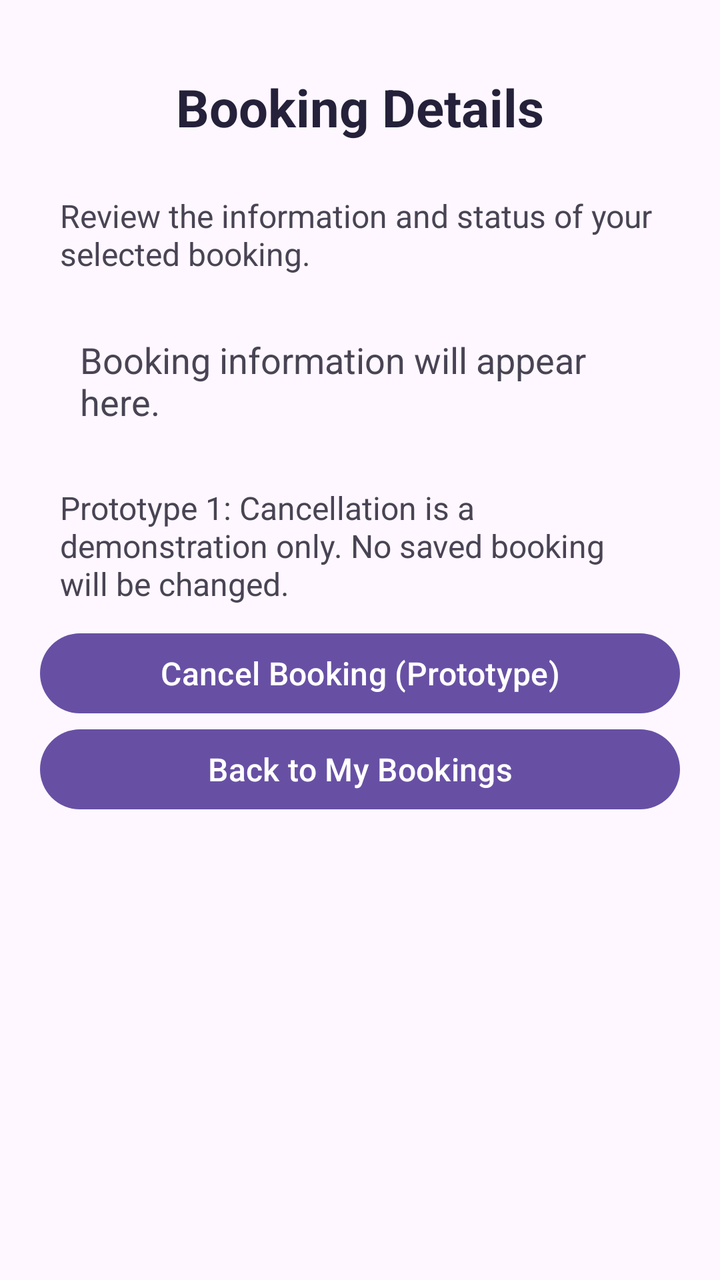
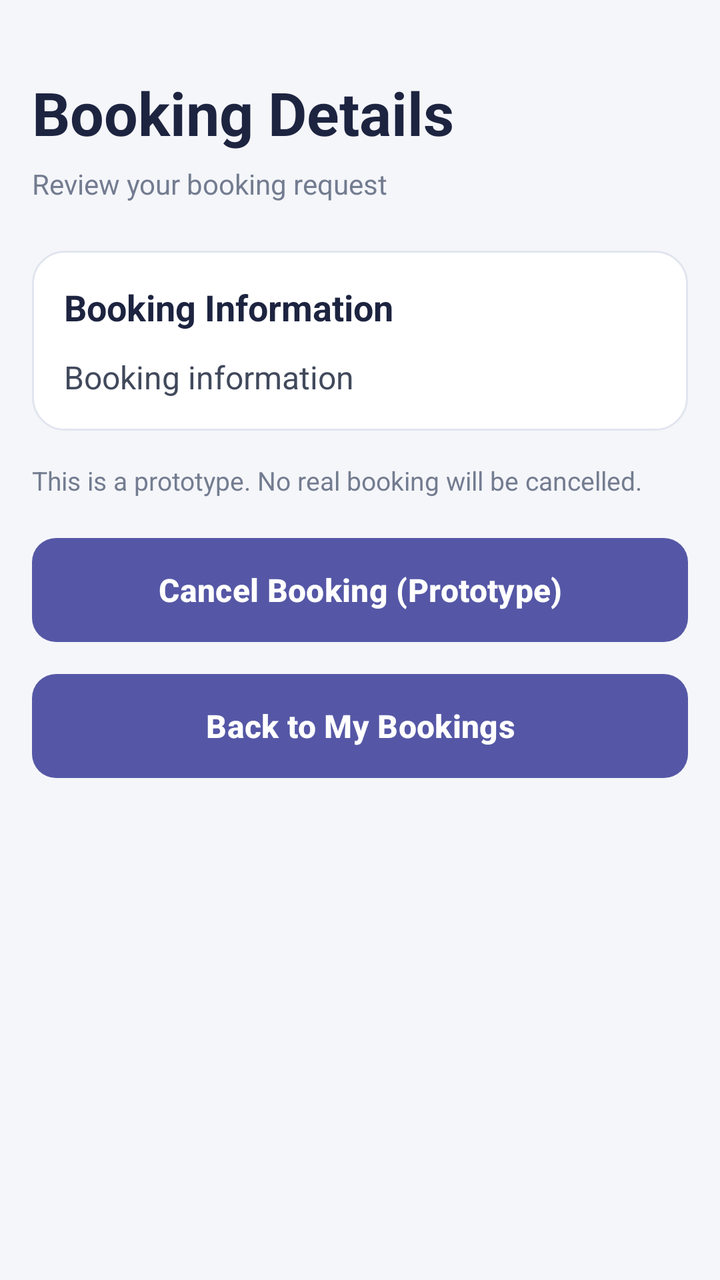

Screens rendered from an Android XML layout before and after an edit, with the pre-edit source and the edit as a unified diff.
<!-- AndroidManifest.xml: application theme Theme.CommunitySpaceBooking -->
<!-- res/layout/activity_booking_details.xml -->
<?xml version="1.0" encoding="utf-8"?>
<ScrollView
    xmlns:android="http://schemas.android.com/apk/res/android"
    android:layout_width="match_parent"
    android:layout_height="match_parent"
    android:fillViewport="true">

    <LinearLayout
        android:layout_width="match_parent"
        android:layout_height="wrap_content"
        android:orientation="vertical"
        android:padding="20dp">

        <TextView
            style="@style/AppScreenTitle"
            android:layout_width="match_parent"
            android:layout_height="wrap_content"
            android:text="Booking Details" />

        <TextView
            style="@style/AppBodyText"
            android:layout_width="match_parent"
            android:layout_height="wrap_content"
            android:text="Review the information and status of your selected booking." />

        <TextView
            android:id="@+id/txtBookingInformation"
            style="@style/AppBodyText"
            android:layout_width="match_parent"
            android:layout_height="wrap_content"
            android:padding="20dp"
            android:text="Booking information will appear here."
            android:textSize="18sp" />

        <TextView
            style="@style/AppBodyText"
            android:layout_width="match_parent"
            android:layout_height="wrap_content"
            android:text="Prototype 1: Cancellation is a demonstration only. No saved booking will be changed." />

        <Button
            android:id="@+id/btnCancelSelectedBooking"
            style="@style/AppPrimaryButton"
            android:layout_width="match_parent"
            android:layout_height="wrap_content"
            android:text="Cancel Booking (Prototype)" />

        <Button
            android:id="@+id/btnBackToBookings"
            style="@style/AppPrimaryButton"
            android:layout_width="match_parent"
            android:layout_height="wrap_content"
            android:text="Back to My Bookings" />

    </LinearLayout>
</ScrollView>
<!-- resources referenced by this layout -->
<resources>
  <style name="AppBodyText">
          <item name="android:textSize">16sp</item>
          <item name="android:textColor">#494454</item>
          <item name="android:padding">10dp</item>
      </style>
  <style name="AppPrimaryButton">
          <item name="android:textAllCaps">false</item>
          <item name="android:textSize">16sp</item>
          <item name="android:minHeight">48dp</item>
      </style>
  <style name="AppScreenTitle">
          <item name="android:textSize">26sp</item>
          <item name="android:textStyle">bold</item>
          <item name="android:textColor">#25213A</item>
          <item name="android:gravity">center</item>
          <item name="android:padding">16dp</item>
      </style>
  <style name="Theme.CommunitySpaceBooking" parent="Base.Theme.CommunitySpaceBooking" />
  <style name="Base.Theme.CommunitySpaceBooking" parent="Theme.Material3.DayNight.NoActionBar">
          
          
      </style>
</resources>

<!-- the commit's change to res/layout/activity_booking_details.xml (unified diff, before → after) -->
@@ -3,40 +3,68 @@
     xmlns:android="http://schemas.android.com/apk/res/android"
     android:layout_width="match_parent"
     android:layout_height="match_parent"
+    android:background="@color/app_background"
     android:fillViewport="true">
 
     <LinearLayout
         android:layout_width="match_parent"
         android:layout_height="wrap_content"
         android:orientation="vertical"
-        android:padding="20dp">
+        android:padding="16dp">
 
         <TextView
-            style="@style/AppScreenTitle"
             android:layout_width="match_parent"
             android:layout_height="wrap_content"
-            android:text="Booking Details" />
+            android:layout_marginTop="20dp"
+            android:text="Booking Details"
+            android:textColor="@color/app_heading"
+            android:textSize="30sp"
+            android:textStyle="bold" />
 
         <TextView
-            style="@style/AppBodyText"
             android:layout_width="match_parent"
             android:layout_height="wrap_content"
-            android:text="Review the information and status of your selected booking." />
+            android:layout_marginTop="6dp"
+            android:layout_marginBottom="24dp"
+            android:text="Review your booking request"
+            android:textColor="@color/app_muted"
+            android:textSize="14sp" />
+
+        <LinearLayout
+            android:layout_width="match_parent"
+            android:layout_height="wrap_content"
+            android:background="@drawable/bg_facility_card"
+            android:orientation="vertical"
+            android:padding="16dp">
+
+            <TextView
+                android:layout_width="match_parent"
+                android:layout_height="wrap_content"
+                android:text="Booking Information"
+                android:textColor="@color/app_heading"
+                android:textSize="18sp"
+                android:textStyle="bold" />
+
+            <TextView
+                android:id="@+id/txtBookingInformation"
+                android:layout_width="match_parent"
+                android:layout_height="wrap_content"
+                android:layout_marginTop="12dp"
+                android:text="Booking information"
+                android:textColor="@color/app_text"
+                android:textSize="16sp"
+                android:lineSpacingExtra="4dp" />
+
+        </LinearLayout>
 
         <TextView
-            android:id="@+id/txtBookingInformation"
-            style="@style/AppBodyText"
             android:layout_width="match_parent"
             android:layout_height="wrap_content"
-            android:padding="20dp"
-            android:text="Booking information will appear here."
-            android:textSize="18sp" />
-
-        <TextView
-            style="@style/AppBodyText"
-            android:layout_width="match_parent"
-            android:layout_height="wrap_content"
-            android:text="Prototype 1: Cancellation is a demonstration only. No saved booking will be changed." />
+            android:layout_marginTop="16dp"
+            android:layout_marginBottom="12dp"
+            android:text="This is a prototype. No real booking will be cancelled."
+            android:textColor="@color/app_muted"
+            android:textSize="13sp" />
 
         <Button
             android:id="@+id/btnCancelSelectedBooking"
<!-- resource entries referenced after the edit -->
@@ -1,26 +1,42 @@
 <!-- resources referenced by this layout -->
 <resources>
-  <style name="AppBodyText">
-          <item name="android:textSize">16sp</item>
-          <item name="android:textColor">#494454</item>
-          <item name="android:padding">10dp</item>
-      </style>
+  <color name="app_background">#F5F6FA</color>
+  <color name="app_heading">#1D2440</color>
+  <color name="app_muted">#737C90</color>
+  <color name="app_text">#41495C</color>
+  <!-- drawable bg_facility_card (drawable) -->
+  <?xml version="1.0" encoding="utf-8"?>
+  <shape xmlns:android="http://schemas.android.com/apk/res/android" android:shape="rectangle"><solid android:color="@color/app_surface"/><corners android:radius="16dp"/><stroke android:width="1dp" android:color="@color/app_border"/></shape>
   <style name="AppPrimaryButton">
+          <item name="android:background">@drawable/bg_primary_button</item>
+          <item name="backgroundTint">@null</item>
+          <item name="android:backgroundTint">@null</item>
+          <item name="android:textColor">@color/white</item>
           <item name="android:textAllCaps">false</item>
           <item name="android:textSize">16sp</item>
-          <item name="android:minHeight">48dp</item>
-      </style>
-  <style name="AppScreenTitle">
-          <item name="android:textSize">26sp</item>
           <item name="android:textStyle">bold</item>
-          <item name="android:textColor">#25213A</item>
-          <item name="android:gravity">center</item>
-          <item name="android:padding">16dp</item>
+          <item name="android:minHeight">52dp</item>
+          <item name="android:layout_marginTop">8dp</item>
+          <item name="android:layout_marginBottom">8dp</item>
       </style>
   <style name="Theme.CommunitySpaceBooking" parent="Base.Theme.CommunitySpaceBooking" />
+  <color name="app_surface">#FFFFFF</color>
+  <color name="app_border">#E1E5EF</color>
+  <!-- drawable bg_primary_button (drawable) -->
+  <?xml version="1.0" encoding="utf-8"?>
+  <shape xmlns:android="http://schemas.android.com/apk/res/android"
+      android:shape="rectangle">
+  
+      <solid android:color="@color/app_primary" />
+  
+      <corners android:radius="12dp" />
+  
+  </shape>
+  <color name="white">#FFFFFFFF</color>
   <style name="Base.Theme.CommunitySpaceBooking" parent="Theme.Material3.DayNight.NoActionBar">
           
           
       </style>
+  <color name="app_primary">#5557A6</color>
 </resources>
 
